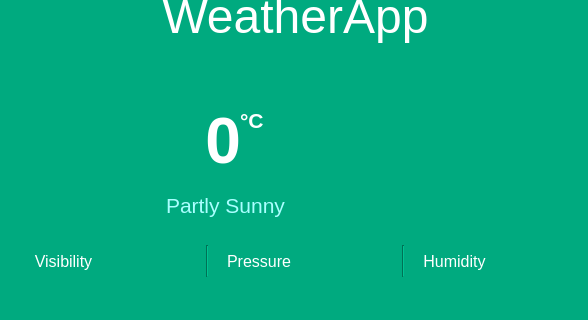
Above: widget.ui from shwetalsoni/WeatherApp before the change; both pictures show x 0 to 588 and y 105 to 425 of the 588 by 751 pixel window. Below: the same form after it.
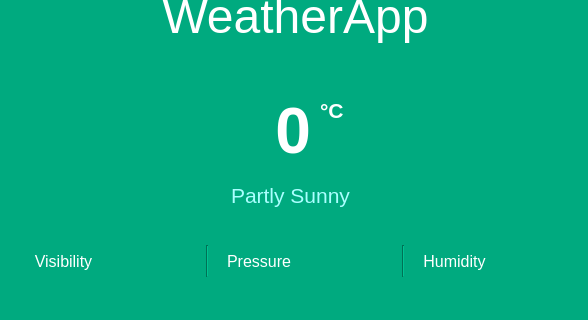
That is the form after the change. Icons and pictures are not drawn.

Commit message: center aligned temp

Diff of the .ui file:
```diff
--- a/widget.ui
+++ b/widget.ui
@@ -36,9 +36,9 @@
   <widget class="QLabel" name="temperature">
    <property name="geometry">
     <rect>
-     <x>150</x>
-     <y>210</y>
-     <width>91</width>
+     <x>260</x>
+     <y>200</y>
+     <width>51</width>
      <height>71</height>
     </rect>
    </property>
@@ -66,9 +66,9 @@
   <widget class="QLabel" name="weatherlabel">
    <property name="geometry">
     <rect>
-     <x>150</x>
-     <y>290</y>
-     <width>151</width>
+     <x>0</x>
+     <y>280</y>
+     <width>581</width>
      <height>41</height>
     </rect>
    </property>
@@ -735,8 +735,8 @@
   <widget class="QLabel" name="celciusTemp">
    <property name="geometry">
     <rect>
-     <x>240</x>
-     <y>210</y>
+     <x>320</x>
+     <y>200</y>
      <width>51</width>
      <height>31</height>
     </rect>
```
The commit also changes 2 other files.
